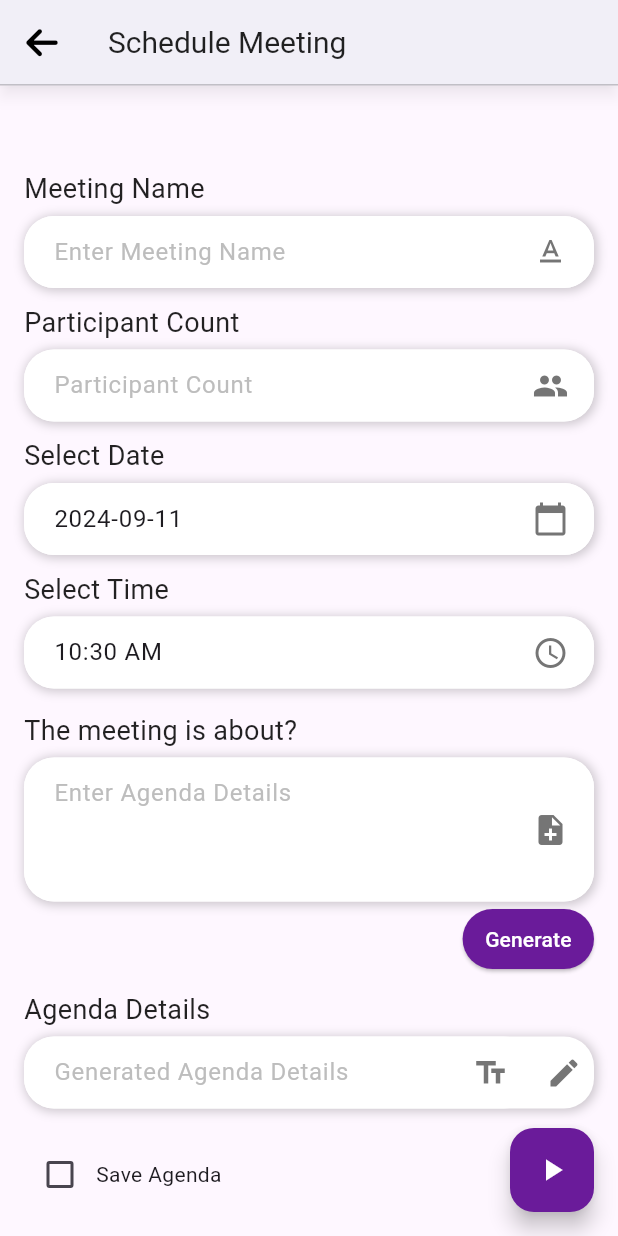
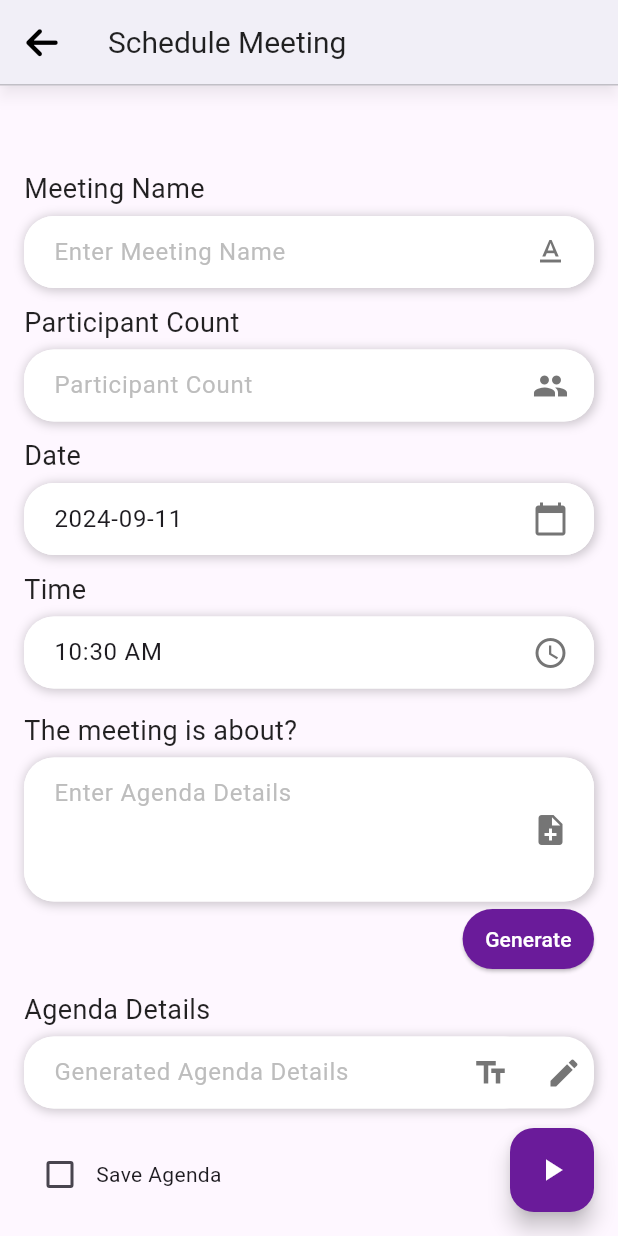
Before and after one commit to devi1262005/meet-app, a Flutter app: the Schedule screen opened directly, on a phone screen of 412 x 824 dp. Run offline on Flutter 3.47's test engine with Material 3 defaults, Android fonts, the phone set to English and light mode, and no system bars; our stand-ins replace cloud_firestore, firebase_auth, firebase_core, font_awesome_flutter, google_fonts, google_sign_in; accounts and stored records are empty.

Commit message:
Update schedule.dart

```diff
--- a/meet/lib/page/schedule.dart
+++ b/meet/lib/page/schedule.dart
@@ -27,8 +27,8 @@ class _CreateState extends State<Schedule> {
   TimeOfDay _selectedTime = TimeOfDay.now();
 
   @override
-  void initState() {
-    super.initState();
+  void didChangeDependencies() {
+    super.didChangeDependencies();
     SystemChrome.setEnabledSystemUIMode(SystemUiMode.edgeToEdge);
     SystemChrome.setSystemUIOverlayStyle(SystemUiOverlayStyle(
       statusBarIconBrightness: Brightness.dark,
@@ -186,7 +186,7 @@ class _CreateState extends State<Schedule> {
               // Date picker text field with icon
               _buildTextField(
                 controller: _dateController,
-                labelText: 'Select Date',
+                labelText: 'Date',
                 hintText: 'Pick Date',
                 icon: Icons.calendar_today,
                 readOnly: true,
@@ -197,7 +197,7 @@ class _CreateState extends State<Schedule> {
               // Time picker text field with icon
               _buildTextField(
                 controller: _timeController,
-                labelText: 'Select Time',
+                labelText: 'Time',
                 hintText: 'Pick Time',
                 icon: Icons.access_time,
                 readOnly: true,
```
